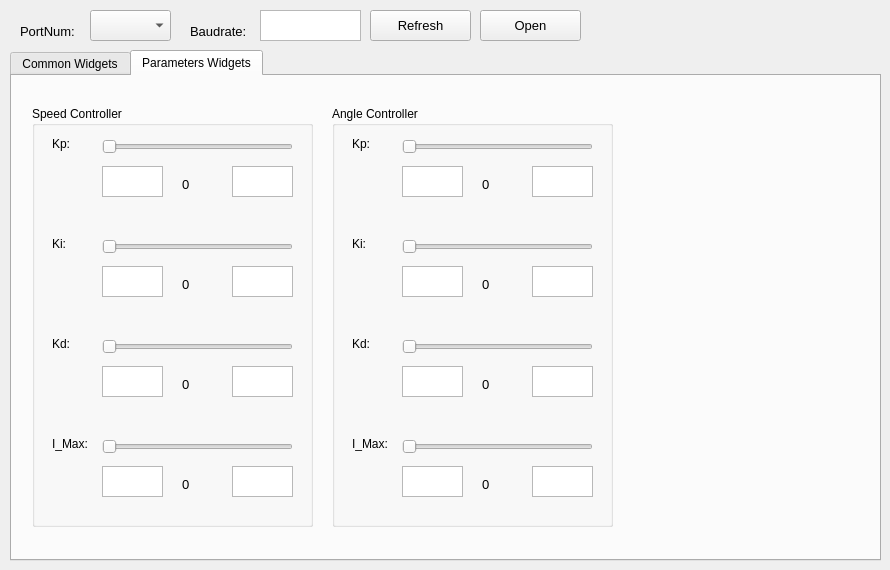
This is tools/mainwindow.ui in ZhuYanzhen1/miniFOC as Qt 5 draws it before an edit. The edited form follows.
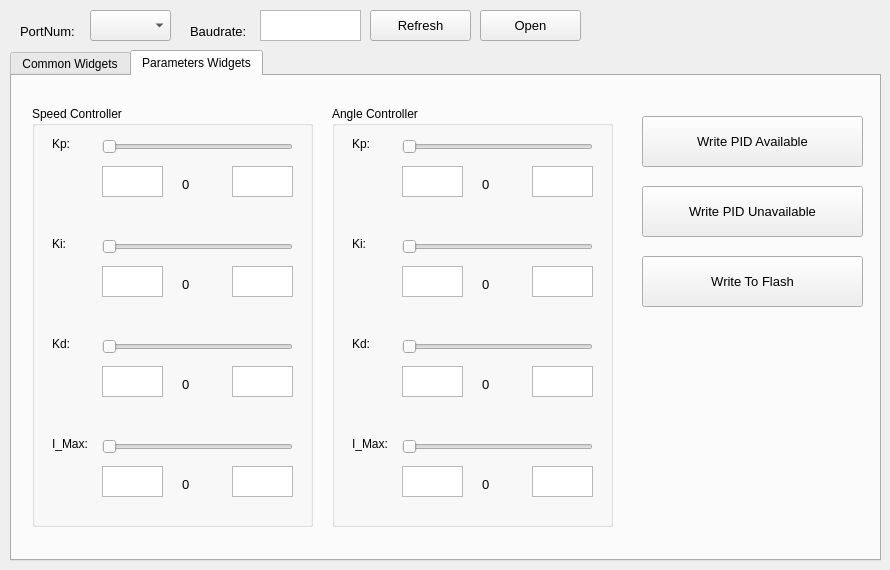
This is the edited form. The open tabs and pages were chosen to show the change. Custom widgets are drawn as their Qt base class.

Commit message: Added the button and method of flash writing content control. There are still problems with parameter reading and slider display that need to be modified.

```diff
--- a/tools/mainwindow.ui
+++ b/tools/mainwindow.ui
@@ -1369,6 +1369,63 @@
        </property>
       </widget>
      </widget>
+     <widget class="QPushButton" name="pid_available_btn">
+      <property name="geometry">
+       <rect>
+        <x>630</x>
+        <y>40</y>
+        <width>221</width>
+        <height>51</height>
+       </rect>
+      </property>
+      <property name="font">
+       <font>
+        <family>Arial</family>
+        <pointsize>10</pointsize>
+       </font>
+      </property>
+      <property name="text">
+       <string>Write PID Available</string>
+      </property>
+     </widget>
+     <widget class="QPushButton" name="pid_unavailable_btn">
+      <property name="geometry">
+       <rect>
+        <x>630</x>
+        <y>110</y>
+        <width>221</width>
+        <height>51</height>
+       </rect>
+      </property>
+      <property name="font">
+       <font>
+        <family>Arial</family>
+        <pointsize>10</pointsize>
+       </font>
+      </property>
+      <property name="text">
+       <string>Write PID Unavailable</string>
+      </property>
+     </widget>
+     <widget class="QPushButton" name="write_to_flash_btn">
+      <property name="geometry">
+       <rect>
+        <x>630</x>
+        <y>180</y>
+        <width>221</width>
+        <height>51</height>
+       </rect>
+      </property>
+      <property name="font">
+       <font>
+        <family>Arial</family>
+        <pointsize>10</pointsize>
+       </font>
+      </property>
+      <property name="text">
+       <string>Write To Flash</string>
+      </property>
+     </widget>
     </widget>
    </widget>
   </widget>
```
Left out of the diff: 2 changed lines with no effect on the pictures. The commit also changes 6 other files.
